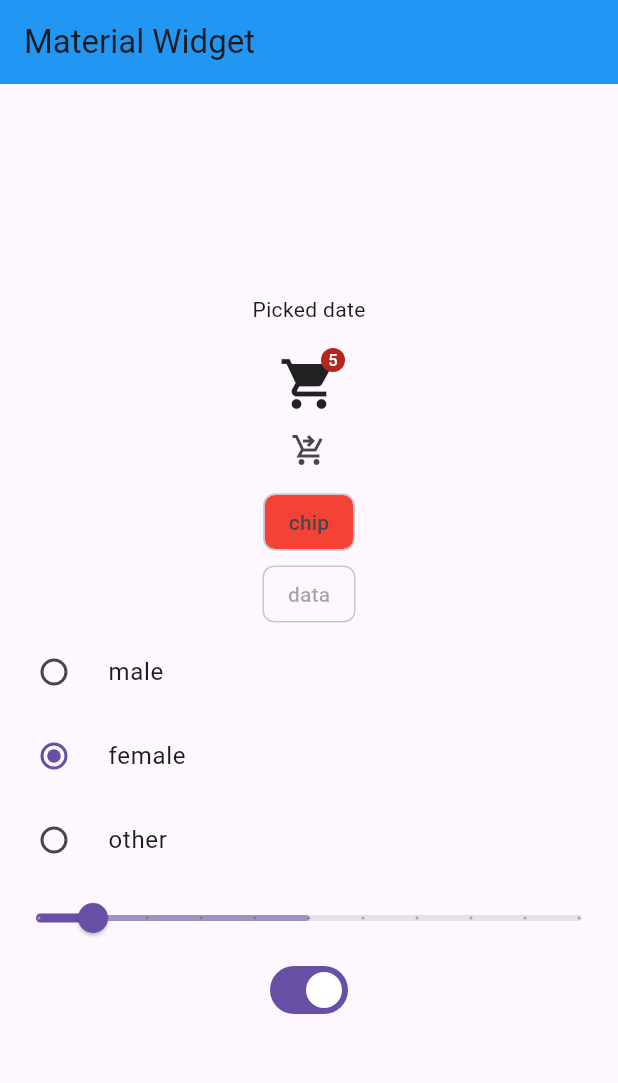
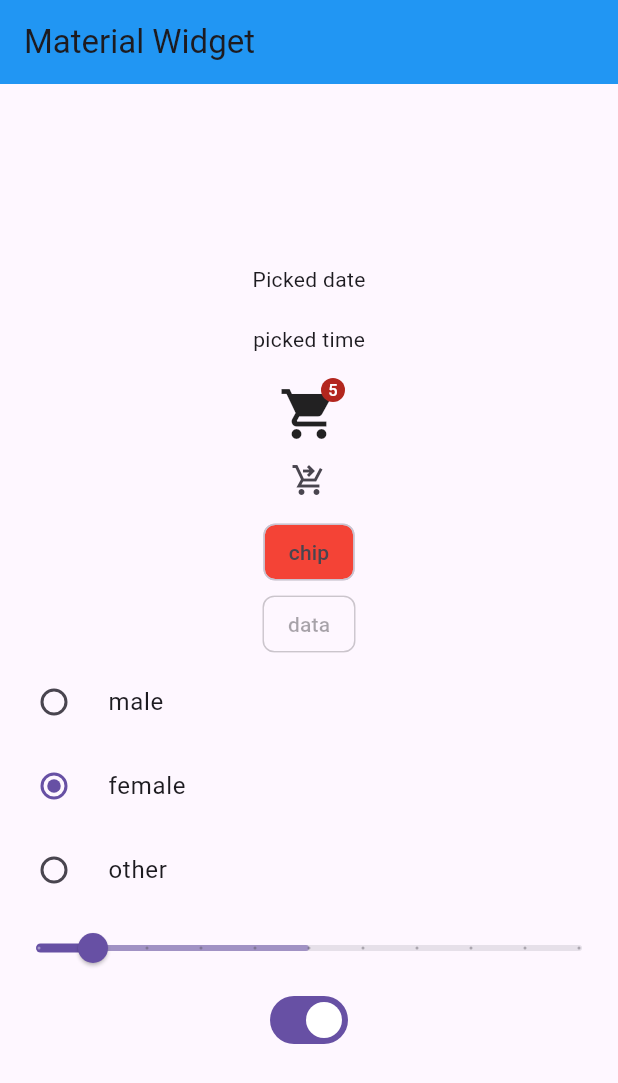
Before and after one commit to saurabhkumar-sk/flutter, a Flutter app: the screen it shows after launch, on a phone screen of 412 x 824 dp. Shown: the top 1083 px of the screen. Run offline on Flutter 3.47's test engine with Material 2 defaults, Android fonts, the phone set to English and light mode, and no system bars; our stand-ins replace image_picker; accounts and stored records are empty.

Commit message:
material widget -- Time picker  widget

```diff
--- a/flipkart/lib/Screens/advance_material_widget.dart
+++ b/flipkart/lib/Screens/advance_material_widget.dart
@@ -25,6 +25,9 @@ class _AdvanceMaterialWidgetState extends State<AdvanceMaterialWidget> {
 
   //picked date
   String? date;
+
+  //Picked date
+  String? time;
 
   @override
   Widget build(BuildContext context) {
@@ -63,6 +66,25 @@ class _AdvanceMaterialWidgetState extends State<AdvanceMaterialWidget> {
             child: Text(
               date ?? 'Picked date',
             ),
+          ),
+          const SizedBox(
+            height: 20,
+          ),
+
+          //Picked time
+          GestureDetector(
+            onTap: () async {
+              final myIime = await showTimePicker(
+                context: context,
+                initialTime: TimeOfDay.now(),
+              );
+              if (myIime != null) {
+                setState(() {
+                  time = myIime.toStandard();
+                });
+              }
+            },
+            child: Text(time ?? 'picked time'),
           ),
           const SizedBox(
             height: 20,
@@ -223,3 +245,14 @@ extension DatePickerHelper on DateTime {
     return '$day/$month/$year';
   }
 }
+
+extension TimePickerHelper on TimeOfDay {
+  String toTime() {
+    return '$hour:$minute';
+  }
+
+  String toStandard({bool time = true}) {
+    int hour0 = hour > 12 ? hour - 12 : hour;
+    return '${time ? '${hour0 < 12 ? hour0 : hour} :' '$minute' : hour0}';
+  }
+}
```
